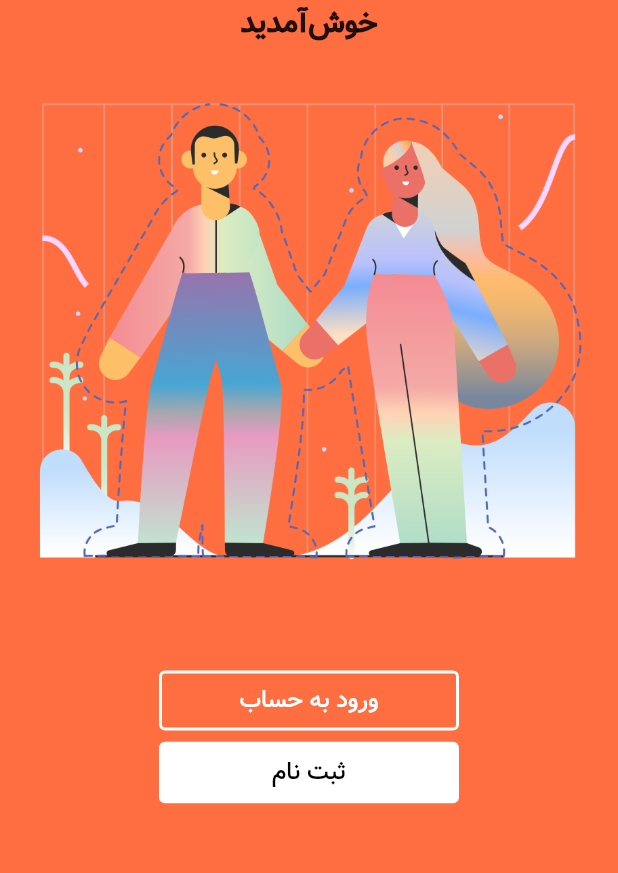
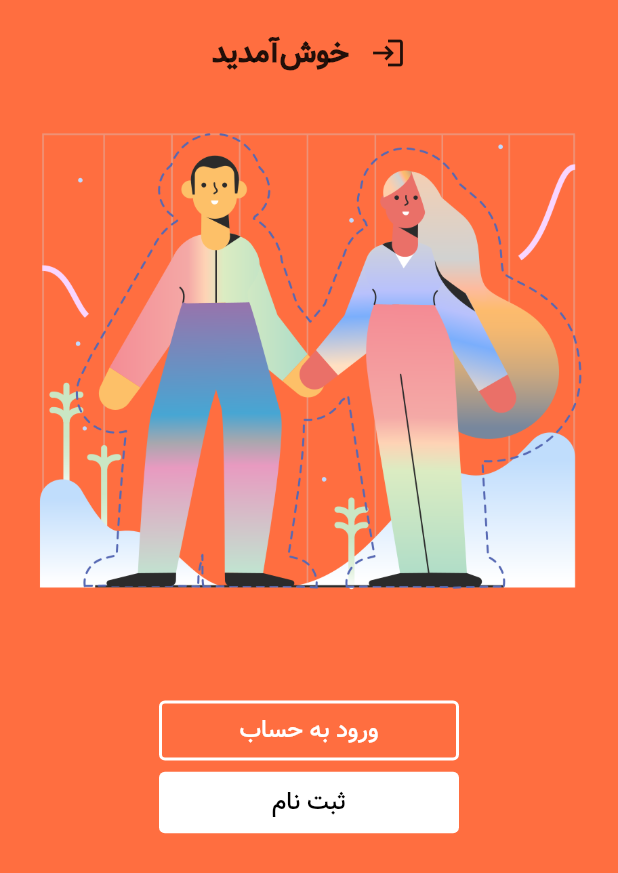
Before and after one commit to amirahmadadibi/flutter_blog_project, a Flutter app: the screen it shows after launch, on a phone screen of 412 x 824 dp. Shown: the top 873 px of the screen. Run offline on Flutter 3.47's test engine with Material 2 defaults, Android fonts, the light colour scheme and no system bars.

Commit message:
week5 E15 solve chalnge add icon beside of welcome text

```diff
--- a/lib/main.dart
+++ b/lib/main.dart
@@ -29,9 +29,22 @@ class HomeScreen extends StatelessWidget {
           child: Column(
             mainAxisAlignment: MainAxisAlignment.center,
             children: [
-              Text(
-                'خوش‌آمدید',
-                style: TextStyle(fontWeight: FontWeight.bold, fontSize: 20.0),
+              SizedBox(
+                height: 20,
+              ),
+              Row(
+                mainAxisAlignment: MainAxisAlignment.center,
+                children: [
+                  Text(
+                    'خوش‌آمدید',
+                    style:
+                        TextStyle(fontWeight: FontWeight.bold, fontSize: 20.0),
+                  ),
+                  SizedBox(
+                    width: 14,
+                  ),
+                  Icon(Icons.login),
+                ],
               ),
               Image(
                 image: AssetImage('images/welcome.png'),
```
